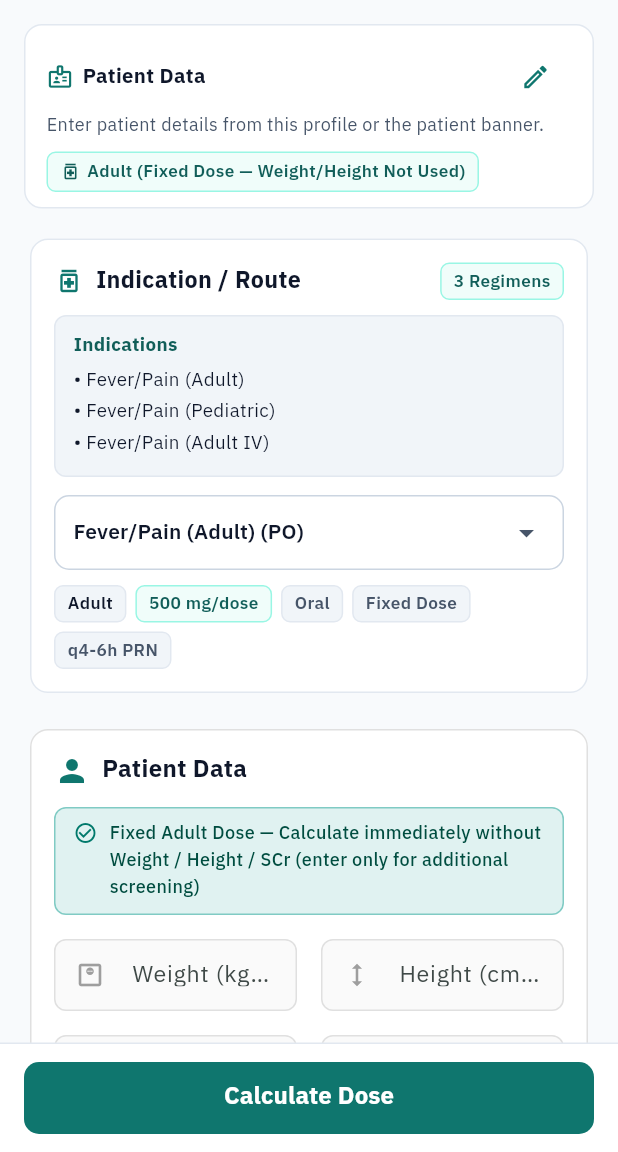
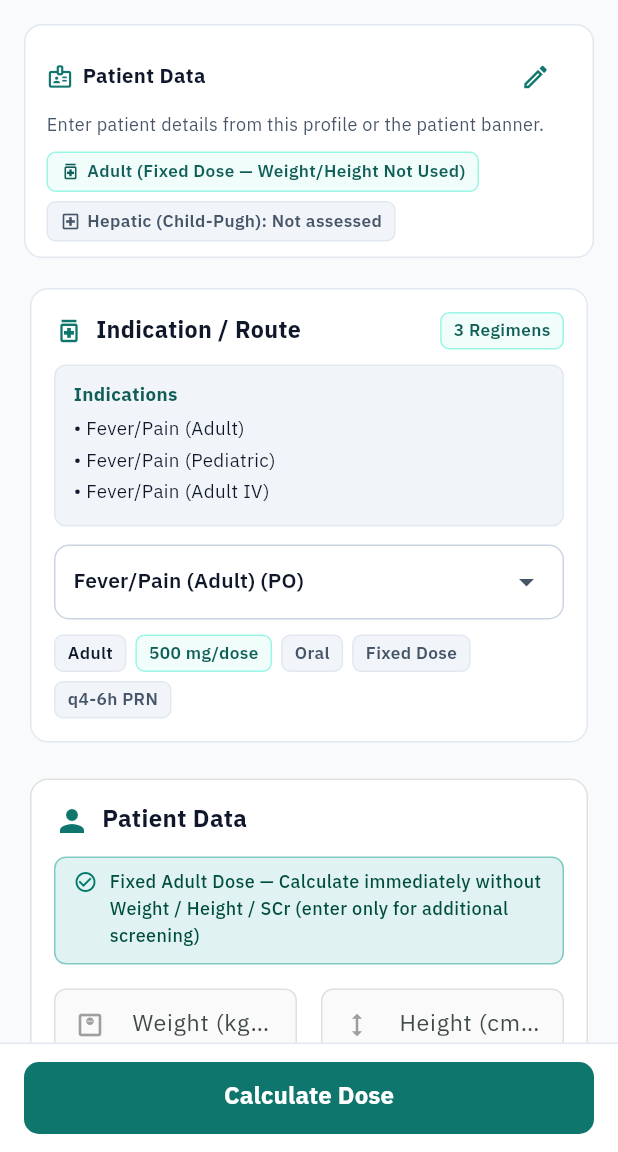
Before and after one commit to Hal281/Drugph, a Flutter app: the CalculatorScreen screen opened directly with sample values from the repository, after a tap on "Calculate Dose", on a phone screen of 412 x 824 dp, the part 84-1236 px from its top. Run offline on Flutter 3.47's test engine with Material 3 defaults, Android fonts, the phone set to English and light mode, and no system bars; our stand-ins replace google_generative_ai, pdf, printing.

Commit message:
feat(wp-02): separate Child-Pugh notAssessed from normal with non-blocking hepatic alert

```diff
--- a/lib/core/calculators/pharmacist_calculator.dart
+++ b/lib/core/calculators/pharmacist_calculator.dart
@@ -191,16 +191,42 @@ class PharmacistCalculator {
         }
       }
 
-      if (patient.hepaticClass != null && patient.hepaticClass != ChildPughClass.none) {
+      if (patient.hepaticClass == ChildPughClass.notAssessed) {
+        if (drug.requiresHepaticCaution) {
+          final monoNotes = drug.monograph?.clinicalNotes?.trim();
+          final hepaticHintEn =
+              (monoNotes != null && monoNotes.isNotEmpty)
+                  ? monoNotes
+                  : drug.specialNotes?.trim();
+          final hepaticHintTh =
+              (monoNotes != null && monoNotes.isNotEmpty)
+                  ? monoNotes
+                  : drug.specialNotesTh?.trim();
+          final hintEn = hepaticHintEn != null && hepaticHintEn.isNotEmpty
+              ? ' Reference guidance: $hepaticHintEn'
+              : '';
+          final hintTh = hepaticHintTh != null && hepaticHintTh.isNotEmpty
+              ? '\nคำแนะนำจากตำรา: $hepaticHintTh'
+              : '';
+          warnings.add(DoseWarning(
+            severity: LimitSeverity.soft,
+            code: DoseWarningCode.hepaticNotAssessed,
+            messageEn:
+                'Hepatic Function Not Assessed (Child-Pugh): ${drug.genericName} requires hepatic caution. Standard unreduced dose calculated — verify LFTs / Child-Pugh score if liver disease is suspected.$hintEn',
+            messageTh:
+                'ยังไม่ได้ประเมินการทำงานของตับ (Child-Pugh): ยา ${drug.genericName} ต้องระมัดระวังในผู้ป่วยโรคตับ — ระบบคำนวณขนาดยามาตรฐานโดยยังไม่ปรับลดอัตโนมัติ โปรดประเมิน LFTs / Child-Pugh หากสงสัยภาวะตับบกพร่อง$hintTh',
+          ));
+        }
+      } else if (patient.hepaticClass != ChildPughClass.none) {
         if (drug.requiresHepaticCaution) {
           final isSevere = patient.hepaticClass == ChildPughClass.classC;
           warnings.add(DoseWarning(
             severity: isSevere ? LimitSeverity.hard : LimitSeverity.soft,
             code: DoseWarningCode.contraindicationAlert,
             messageEn:
-                'HEPATIC IMPAIRMENT: Patient has ${patient.hepaticClass!.labelEn}. ${drug.genericName} requires hepatic dosage caution or surveillance.',
+                'HEPATIC IMPAIRMENT: Patient has ${patient.hepaticClass.labelEn}. ${drug.genericName} requires hepatic dosage caution or surveillance.',
             messageTh:
-                'การทำงานของตับบกพร่อง: ผู้ป่วยมีภาวะ ${patient.hepaticClass!.labelTh} ยา ${drug.genericName} ต้องปรับขนาดยาหรือเฝ้าระวังอย่างใกล้ชิด',
+                'การทำงานของตับบกพร่อง: ผู้ป่วยมีภาวะ ${patient.hepaticClass.labelTh} ยา ${drug.genericName} ต้องปรับขนาดยาหรือเฝ้าระวังอย่างใกล้ชิด',
           ));
         }
       }
--- a/lib/core/formatters/clinical_order_formatter.dart
+++ b/lib/core/formatters/clinical_order_formatter.dart
@@ -242,9 +242,13 @@ class ClinicalOrderFormatter {
     buf.writeln('  • Allergies: $allergyStr');
 
     // Pregnancy / Hepatic status
-    final hepStr = patient.hepaticImpairment != null
-        ? 'Child-Pugh Class ${patient.hepaticImpairment!.name.toUpperCase()}'
-        : 'Normal / Not assessed';
+    final hepStr = switch (patient.hepaticClass) {
+      ChildPughClass.notAssessed => isThai ? 'ยังไม่ได้ประเมิน (Not assessed)' : 'Not assessed',
+      ChildPughClass.none => isThai ? 'ปกติ (Assessed Normal)' : 'Normal (Assessed)',
+      ChildPughClass.classA => 'Child-Pugh Class A',
+      ChildPughClass.classB => 'Child-Pugh Class B',
+      ChildPughClass.classC => 'Child-Pugh Class C',
+    };
     if (patient.isPregnant) {
       buf.writeln('  • Clinical Status: Pregnant | Hepatic: $hepStr');
     } else if (patient.sex == Sex.female && patient.ageYears >= 10) {
--- a/lib/core/models/dose_limit.dart
+++ b/lib/core/models/dose_limit.dart
@@ -113,6 +113,9 @@ enum DoseWarningCode {
   /// Fallback renal tier used for RRT patient because drug lacks explicit RRT protocol (M1).
   rrtFallbackAdvisory,
 
+  /// Hepatic function has not yet been assessed (Child-Pugh notAssessed) on a hepatic-caution drug (WP-02 / FB-12).
+  hepaticNotAssessed,
+
   calculationError,
   generalAlert,
 }
--- a/lib/core/models/patient.dart
+++ b/lib/core/models/patient.dart
@@ -79,8 +79,12 @@ class Patient {
   /// Convenience alias for [hospitalNumber].
   String? get hn => hospitalNumber;
 
-  /// Convenience alias for [hepaticImpairment] (F8).
-  ChildPughClass? get hepaticClass => hepaticImpairment;
+  /// Effective hepatic classification, defaulting to [ChildPughClass.notAssessed] when omitted (F8, WP-02).
+  ChildPughClass get hepaticClass =>
+      hepaticImpairment ?? ChildPughClass.notAssessed;
+
+  /// Whether hepatic status has been explicitly assessed (Normal or Child-Pugh A/B/C).
+  bool get isHepaticAssessed => hepaticClass != ChildPughClass.notAssessed;
 
   const Patient({
     required this.id,
--- a/lib/ui/calculator/controllers/calculator_controller.dart
+++ b/lib/ui/calculator/controllers/calculator_controller.dart
@@ -118,7 +118,7 @@ class CalculatorController extends ChangeNotifier {
         _state.isScrStable != p.isScrStable ||
         _state.renalReplacementMode != p.renalReplacementMode ||
         _state.hepaticImpairment !=
-            (p.hepaticImpairment ?? ChildPughClass.none);
+            (p.hepaticImpairment ?? ChildPughClass.notAssessed);
 
     _isSyncingFromSession = true;
     try {
@@ -159,7 +159,7 @@ class CalculatorController extends ChangeNotifier {
       sex: p.sex,
       isScrStable: p.isScrStable,
       renalReplacementMode: p.renalReplacementMode,
-      hepaticImpairment: p.hepaticImpairment ?? ChildPughClass.none,
+      hepaticImpairment: p.hepaticImpairment ?? ChildPughClass.notAssessed,
       usedDefaultDemographics: false,
       clearResult: profileChanged || regimenChanged,
       clearDosingWeight: profileChanged || regimenChanged,
@@ -196,9 +196,7 @@ class CalculatorController extends ChangeNotifier {
         sex: _state.sex,
         isScrStable: _state.isScrStable,
         renalReplacementMode: _state.renalReplacementMode,
-        hepaticImpairment: _state.hepaticImpairment == ChildPughClass.none
-            ? null
-            : _state.hepaticImpairment,
+        hepaticImpairment: _state.hepaticImpairment,
       );
     } finally {
       _isSyncingToSession = false;
@@ -363,9 +361,7 @@ class CalculatorController extends ChangeNotifier {
       allergies: sessionPatient?.allergies ?? const [],
       activeDrugIds: sessionPatient?.activeDrugIds ?? const [],
       isPregnant: sessionPatient?.isPregnant ?? false,
-      hepaticImpairment: _state.hepaticImpairment == ChildPughClass.none
-          ? null
-          : _state.hepaticImpairment,
+      hepaticImpairment: _state.hepaticImpairment,
     );
   }
 
@@ -560,9 +556,7 @@ class CalculatorController extends ChangeNotifier {
           sex: _state.sex,
           isScrStable: _state.isScrStable,
           renalReplacementMode: _state.renalReplacementMode,
-          hepaticImpairment: _state.hepaticImpairment == ChildPughClass.none
-              ? null
-              : _state.hepaticImpairment,
+          hepaticImpairment: _state.hepaticImpairment,
         );
       } finally {
         _isSyncingToSession = false;
@@ -583,9 +577,7 @@ class CalculatorController extends ChangeNotifier {
         allergies: sessionPt?.allergies ?? const [],
         activeDrugIds: sessionPt?.activeDrugIds ?? const [],
         isPregnant: sessionPt?.isPregnant ?? false,
-        hepaticImpairment: _state.hepaticImpairment == ChildPughClass.none
-            ? null
-            : _state.hepaticImpairment,
+        hepaticImpairment: _state.hepaticImpairment,
       );
     }
 
--- a/lib/ui/calculator/models/calculator_ui_state.dart
+++ b/lib/ui/calculator/models/calculator_ui_state.dart
@@ -54,7 +54,7 @@ class CalculatorUiState {
     this.sex = Sex.male,
     this.isScrStable = true,
     this.renalReplacementMode = RenalReplacementMode.none,
-    this.hepaticImpairment = ChildPughClass.none,
+    this.hepaticImpairment = ChildPughClass.notAssessed,
     this.lastChildPughScore,
     this.result,
     this.warnings = const [],
@@ -124,7 +124,7 @@ class CalculatorUiState {
       sex: Sex.male,
       isScrStable: true,
       renalReplacementMode: RenalReplacementMode.none,
-      hepaticImpairment: ChildPughClass.none,
+      hepaticImpairment: ChildPughClass.notAssessed,
       status: CalculatorUiStatus.empty,
     );
   }
--- a/lib/ui/calculator/widgets/dosing_parameters_form.dart
+++ b/lib/ui/calculator/widgets/dosing_parameters_form.dart
@@ -303,7 +303,8 @@ class DosingParametersForm extends StatelessWidget {
             const SizedBox(height: 12),
             ExpansionTile(
               key: const Key('calculator_hepatic_options'),
-              initiallyExpanded: hepaticImpairment != ChildPughClass.none ||
+              initiallyExpanded: (hepaticImpairment != ChildPughClass.none &&
+                      hepaticImpairment != ChildPughClass.notAssessed) ||
                   lastChildPughScore != null,
               tilePadding: EdgeInsets.zero,
               childrenPadding: EdgeInsets.zero,
@@ -384,82 +385,41 @@ class DosingParametersForm extends StatelessWidget {
                 const SizedBox(height: 6),
                 SizedBox(
                   width: double.infinity,
-                  child: SegmentedButton<ChildPughClass>(
-                    key: const Key('calculator_child_pugh_selector'),
-                    showSelectedIcon: false,
-                    segments: [
-                      ButtonSegment<ChildPughClass>(
-                        value: ChildPughClass.none,
-                        label: FittedBox(
-                          fit: BoxFit.scaleDown,
-                          child: Text(
-                            t ? 'ปกติ' : 'Normal',
-                            style: const TextStyle(
-                              fontSize: 12,
-                              fontWeight: FontWeight.w600,
-                            ),
-                          ),
-                        ),
-                      ),
-                      const ButtonSegment<ChildPughClass>(
-                        value: ChildPughClass.classA,
-                        label: FittedBox(
-                          fit: BoxFit.scaleDown,
-                          child: Text(
-                            'Class A',
+                  key: const Key('calculator_child_pugh_selector'),
+                  child: Wrap(
+                    spacing: 8,
+                    runSpacing: 8,
+                    children: [
+                      for (final option in ChildPughClass.selectorValues)
+                        ChoiceChip(
+                          label: Text(
+                            _childPughOptionLabel(option, t),
                             style: TextStyle(
                               fontSize: 12,
                               fontWeight: FontWeight.w600,
+                              color: hepaticImpairment == option
+                                  ? categoryColor
+                                  : Colors.grey.shade800,
                             ),
                           ),
+                          selected: hepaticImpairment == option,
+                          showCheckmark: false,
+                          selectedColor: categoryColor.withValues(alpha: 0.18),
+                          backgroundColor: Colors.white,
+                          side: BorderSide(
+                            color: hepaticImpairment == option
+                                ? categoryColor
+                                : Colors.grey.shade300,
+                          ),
+                          materialTapTargetSize:
+                              MaterialTapTargetSize.padded,
+                          onSelected: (selected) {
+                            if (selected) {
+                              onHepaticChanged(option, null);
+                            }
+                          },
                         ),
-                      ),
-                      const ButtonSegment<ChildPughClass>(
-                        value: ChildPughClass.classB,
-                        label: FittedBox(
-                          fit: BoxFit.scaleDown,
-                          child: Text(
-                            'Class B',
-                            style: TextStyle(
-                              fontSize: 12,
-                              fontWeight: FontWeight.w600,
-                            ),
-                          ),
-                        ),
-                      ),
-                      const ButtonSegment<ChildPughClass>(
-                        value: ChildPughClass.classC,
-                        label: FittedBox(
-                          fit: BoxFit.scaleDown,
-                          child: Text(
-                            'Class C',
-                            style: TextStyle(
-                              fontSize: 12,
-                              fontWeight: FontWeight.w600,
-                            ),
-                          ),
-                        ),
-                      ),
                     ],
-                    selected: {hepaticImpairment},
-                    onSelectionChanged: (Set<ChildPughClass> newSelection) {
-                      onHepaticChanged(newSelection.first, null);
-                    },
-                    style: ButtonStyle(
-                      minimumSize: WidgetStateProperty.all(const Size(0, 48)),
-                      tapTargetSize: MaterialTapTargetSize.padded,
-                      padding: WidgetStateProperty.all(
-                        const EdgeInsets.symmetric(horizontal: 4),
-                      ),
-                      backgroundColor: WidgetStateProperty.resolveWith<Color>((
-                        Set<WidgetState> states,
-                      ) {
-                        if (states.contains(WidgetState.selected)) {
-                          return categoryColor.withValues(alpha: 0.2);
-                        }
-                        return Colors.white;
-                      }),
-                    ),
                   ),
                 ),
               ],
@@ -566,6 +526,21 @@ class DosingParametersForm extends StatelessWidget {
     );
   }
 
+  static String _childPughOptionLabel(ChildPughClass cls, bool isThai) {
+    switch (cls) {
+      case ChildPughClass.notAssessed:
+        return isThai ? 'ยังไม่ได้ประเมิน' : 'Not assessed';
+      case ChildPughClass.none:
+        return isThai ? 'ปกติ' : 'Normal';
+      case ChildPughClass.classA:
+        return 'Class A';
+      case ChildPughClass.classB:
+        return 'Class B';
+      case ChildPughClass.classC:
+        return 'Class C';
+    }
+  }
+
   Widget _buildTextField(
     TextEditingController ctrl,
     String label,
--- a/lib/ui/calculator/widgets/patient_clinical_header.dart
+++ b/lib/ui/calculator/widgets/patient_clinical_header.dart
@@ -286,14 +286,32 @@ class PatientClinicalHeader extends StatelessWidget {
                       AppTheme.statusWarningBorder,
                       maxBadgeWidth,
                     ),
-                  if (state.hepaticImpairment != ChildPughClass.none)
+                  if (state.hepaticImpairment != ChildPughClass.notAssessed)
                     _buildBadge(
                       Icons.local_hospital_outlined,
                       'Child-Pugh: ${t ? state.hepaticImpairment.labelTh : state.hepaticImpairment.labelEn}${state.lastChildPughScore != null ? " (${state.lastChildPughScore}/15)" : ""}',
-                      const Color(0xFF92400E),
-                      AppTheme.statusWarningBg,
-                      AppTheme.statusWarningBorder,
+                      state.hepaticImpairment == ChildPughClass.none
+                          ? AppTheme.primaryTealDark
+                          : const Color(0xFF92400E),
+                      state.hepaticImpairment == ChildPughClass.none
+                          ? AppTheme.primaryTealSoft
+                          : AppTheme.statusWarningBg,
+                      state.hepaticImpairment == ChildPughClass.none
+                          ? AppTheme.primaryTealBorder
+                          : AppTheme.statusWarningBorder,
                       maxBadgeWidth,
+                    )
+                  else if (state.drug.requiresHepaticCaution)
+                    _buildBadge(
+                      Icons.local_hospital_outlined,
+                      t
+                          ? 'ตับ (Child-Pugh): ยังไม่ได้ประเมิน'
+                          : 'Hepatic (Child-Pugh): Not assessed',
+                      AppTheme.inkSecondary,
+                      AppTheme.surfaceSubtle,
+                      AppTheme.borderDefault,
+                      maxBadgeWidth,
+                      key: const Key('patient_header_hepatic_not_assessed'),
                     ),
                   if (state.dosingWeightLabel != null &&
                       state.dosingWeightValue != null)
--- a/lib/ui/widgets/child_pugh_sheet.dart
+++ b/lib/ui/widgets/child_pugh_sheet.dart
@@ -72,6 +72,8 @@ class _ChildPughCalculatorSheetState extends State<ChildPughCalculatorSheet> {
 
   Color _classColor(ChildPughClass cls) {
     switch (cls) {
+      case ChildPughClass.notAssessed:
+        return Colors.blueGrey.shade700;
       case ChildPughClass.none:
       case ChildPughClass.classA:
         return Colors.teal.shade800;
@@ -84,6 +86,8 @@ class _ChildPughCalculatorSheetState extends State<ChildPughCalculatorSheet> {
 
   Color _classBgColor(ChildPughClass cls) {
     switch (cls) {
+      case ChildPughClass.notAssessed:
+        return Colors.blueGrey.shade50;
       case ChildPughClass.none:
       case ChildPughClass.classA:
         return Colors.teal.shade50;
```
Also changed, not shown: lib/core/models/population_criteria.dart (+27 -7 lines), 1 other file.
